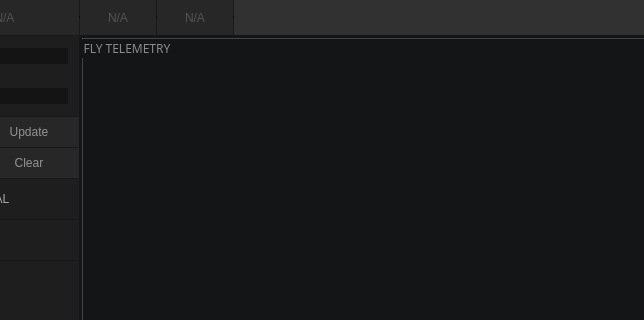
Qt form edvs/ui/MainWindow.ui (lowg0d/Cansat-Mission-Control) before a commit; both pictures show x 121 to 765 and y 0 to 320 of the 1084 by 645 pixel window.
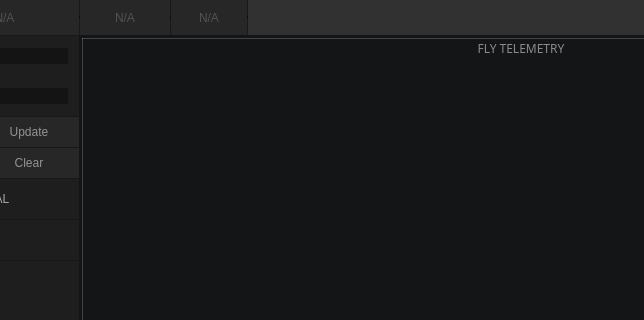
The same form after that commit. The open tabs and pages were chosen to show the change. Icons and pictures are not drawn.

Diff of the .ui file:
```diff
--- a/edvs/ui/MainWindow.ui
+++ b/edvs/ui/MainWindow.ui
@@ -250,7 +250,7 @@
          </property>
          <property name="minimumSize">
           <size>
-           <width>76</width>
+           <width>90</width>
            <height>35</height>
           </size>
          </property>
@@ -2127,6 +2127,9 @@
                 <property name="title">
                  <string>FLY TELEMETRY</string>
                 </property>
+                <property name="alignment">
+                 <set>Qt::AlignCenter</set>
+                </property>
                 <property name="flat">
                  <bool>false</bool>
                 </property>
```
Left out of the diff: 13 changed lines with no effect on the pictures.
